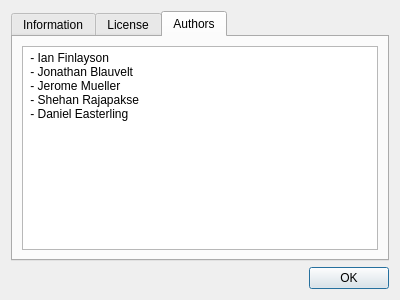
First picture: the form in source/ide/about.ui, repository IanFinlayson/tetra, before the edit.
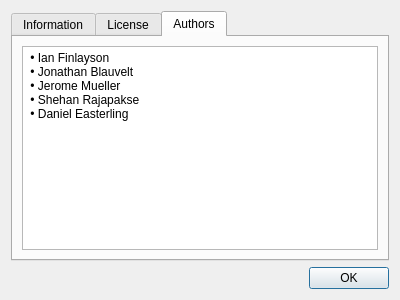
Second picture: the form after the edit. The open tabs and pages were chosen to show the change.

Patch:
```diff
--- a/source/ide/about.ui
+++ b/source/ide/about.ui
@@ -73,11 +73,11 @@
 &lt;html&gt;&lt;head&gt;&lt;meta name=&quot;qrichtext&quot; content=&quot;1&quot; /&gt;&lt;style type=&quot;text/css&quot;&gt;
 p, li { white-space: pre-wrap; }
 &lt;/style&gt;&lt;/head&gt;&lt;body style=&quot; font-family:'Sans Serif'; font-size:9pt; font-weight:400; font-style:normal;&quot;&gt;
-&lt;p style=&quot; margin-top:0px; margin-bottom:0px; margin-left:0px; margin-right:0px; -qt-block-indent:0; text-indent:0px;&quot;&gt; - Ian Finlayson&lt;/p&gt;
-&lt;p style=&quot; margin-top:0px; margin-bottom:0px; margin-left:0px; margin-right:0px; -qt-block-indent:0; text-indent:0px;&quot;&gt; - Jonathan Blauvelt&lt;/p&gt;
-&lt;p style=&quot; margin-top:0px; margin-bottom:0px; margin-left:0px; margin-right:0px; -qt-block-indent:0; text-indent:0px;&quot;&gt; - Jerome Mueller&lt;/p&gt;
-&lt;p style=&quot; margin-top:0px; margin-bottom:0px; margin-left:0px; margin-right:0px; -qt-block-indent:0; text-indent:0px;&quot;&gt; - Shehan Rajapakse&lt;/p&gt;
-&lt;p style=&quot; margin-top:0px; margin-bottom:0px; margin-left:0px; margin-right:0px; -qt-block-indent:0; text-indent:0px;&quot;&gt; - Daniel Easterling&lt;/p&gt;&lt;/body&gt;&lt;/html&gt;</string>
+&lt;p style=&quot; margin-top:0px; margin-bottom:0px; margin-left:0px; margin-right:0px; -qt-block-indent:0; text-indent:0px;&quot;&gt; • Ian Finlayson&lt;/p&gt;
+&lt;p style=&quot; margin-top:0px; margin-bottom:0px; margin-left:0px; margin-right:0px; -qt-block-indent:0; text-indent:0px;&quot;&gt; • Jonathan Blauvelt&lt;/p&gt;
+&lt;p style=&quot; margin-top:0px; margin-bottom:0px; margin-left:0px; margin-right:0px; -qt-block-indent:0; text-indent:0px;&quot;&gt; • Jerome Mueller&lt;/p&gt;
+&lt;p style=&quot; margin-top:0px; margin-bottom:0px; margin-left:0px; margin-right:0px; -qt-block-indent:0; text-indent:0px;&quot;&gt; • Shehan Rajapakse&lt;/p&gt;
+&lt;p style=&quot; margin-top:0px; margin-bottom:0px; margin-left:0px; margin-right:0px; -qt-block-indent:0; text-indent:0px;&quot;&gt; • Daniel Easterling&lt;/p&gt;&lt;/body&gt;&lt;/html&gt;</string>
          </property>
         </widget>
        </item>
```
Left out of the diff: 15 changed lines with no effect on the pictures.
